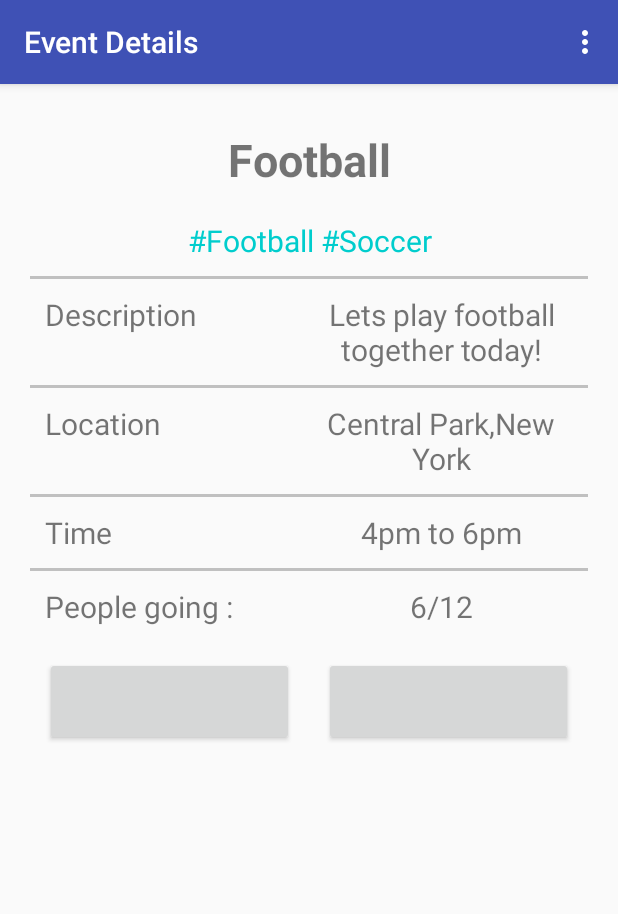
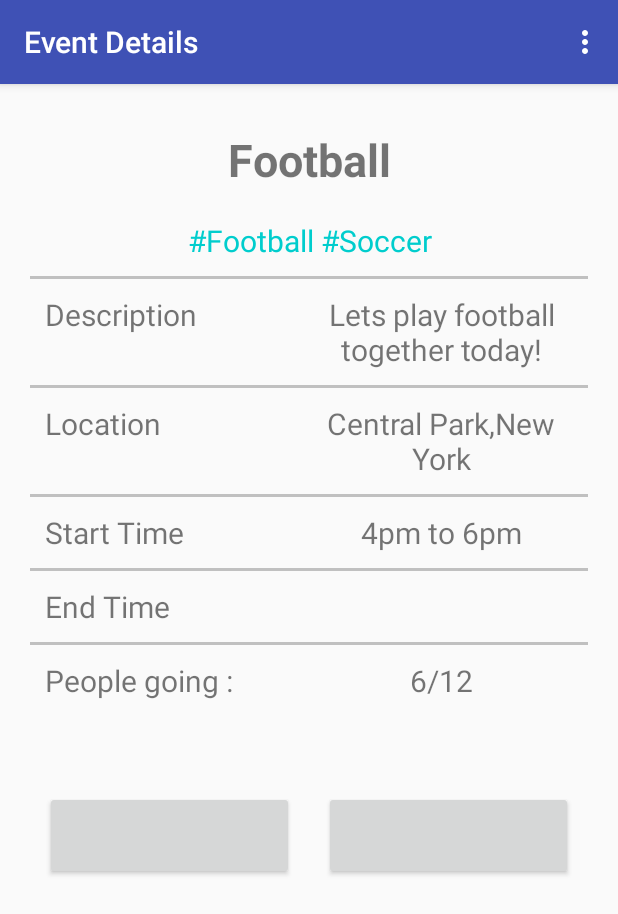
Before and after one commit to shahrushabh1290/TeamUp, an Android app: the EventDescription screen opened directly, with no data from a screen before it, on a phone screen of 412 x 824 dp. Shown: the top 914 px of the screen. Run offline under Robolectric (Android 15) with nearby library versions, the phone set to English and light mode, and no system bars; our stand-ins replace Volley; libraries missing offline, so code that uses them is left out: mehdi.sakout.fancybuttons; plain views replace FancyButton; 15 statements that could not run were skipped.

Commit message:
Join event integrated

```diff
--- a/app/src/main/java/com/teamup/teamup/Event.java
+++ b/app/src/main/java/com/teamup/teamup/Event.java
@@ -72,8 +72,8 @@ public class Event {
             title = eventJson.getString("title");
         }
 
-        if(eventJson.has("locRaw")) {
-            rawLoc = eventJson.getString("locRaw");
+        if(eventJson.has("loc_raw")) {
+            rawLoc = eventJson.getString("loc_raw");
         }
     }
 
--- a/app/src/main/java/com/teamup/teamup/MainActivity.java
+++ b/app/src/main/java/com/teamup/teamup/MainActivity.java
@@ -134,7 +134,10 @@ public class MainActivity extends AppCompatActivity {
                     @Override
                     public void onClick(Card card, View view) {
                         Intent nextActivity = new Intent(MainActivity.this, EventDescription.class);
-                        nextActivity.putExtra("EventVal",eventJson.toString());
+                        Bundle extras = new Bundle();
+                        extras.putString("user_id",userId);
+                        extras.putString("EventVal",eventJson.toString());
+                        nextActivity.putExtras(extras);
                         startActivity(nextActivity);
                     }
                 });
--- a/app/src/main/res/layout/event_description.xml
+++ b/app/src/main/res/layout/event_description.xml
@@ -124,7 +124,7 @@
             android:fontFamily="Verdana"
             android:textSize="20sp"
             android:layout_weight="2"
-            android:text="Time  "/>
+            android:text="Start Time  "/>
 
         <TextView
             android:id="@+id/tv_eventTimeVar"
@@ -140,6 +140,38 @@
         android:layout_width="fill_parent"
         android:layout_height="2dp"
         android:background="#c0c0c0"/>
+
+    <LinearLayout
+        android:layout_width="fill_parent"
+        android:layout_height="wrap_content"
+        android:layout_margin="10dp"
+        android:layout_marginTop="30px"
+        android:weightSum="4">
+        <TextView
+            android:id="@+id/tv_eventEndTime"
+            android:layout_width="fill_parent"
+            android:layout_height="wrap_content"
+            android:fontFamily="Verdana"
+            android:textSize="20sp"
+            android:layout_weight="2"
+            android:text="End Time  "/>
+
+        <TextView
+            android:id="@+id/tv_eventEndTimeVar"
+            android:layout_width="fill_parent"
+            android:layout_height="wrap_content"
+            android:fontFamily="Verdana"
+            android:textSize="20sp"
+            android:gravity="center"
+            android:layout_weight="2"
+            android:text=""/>
+    </LinearLayout>
+    <View
+        android:layout_width="fill_parent"
+        android:layout_height="2dp"
+        android:background="#c0c0c0"/>
+
+
     <LinearLayout
         android:layout_width="fill_parent"
         android:layout_height="wrap_content"
@@ -169,10 +201,13 @@
     <LinearLayout
         android:layout_width="match_parent"
         android:layout_height="wrap_content"
+        android:layout_marginTop="20dp"
+        android:layout_marginBottom="20dp"
         android:weightSum="2">
     <LinearLayout
         android:layout_width="fill_parent"
         android:layout_height="wrap_content"
+        android:layout_gravity="center_vertical"
         android:layout_weight="1">
         <mehdi.sakout.fancybuttons.FancyButton
             android:id="@+id/btn_joinEvent"
@@ -184,6 +219,7 @@
             android:paddingTop="10dp"
             android:layout_gravity="center"
             android:layout_margin="10dp"
+            android:layout_marginTop="30dp"
             fancy:fb_borderColor="#FFFFFF"
             fancy:fb_borderWidth="1dp"
             fancy:fb_defaultColor="#7ab800"
@@ -200,6 +236,8 @@
     <LinearLayout
         android:layout_width="fill_parent"
         android:layout_height="wrap_content"
+        android:layout_marginTop="20dp"
+        android:layout_marginBottom="20dp"
         android:layout_weight="1">
         <mehdi.sakout.fancybuttons.FancyButton
             android:id="@+id/btn_leaveEvent"
@@ -211,6 +249,7 @@
             android:paddingTop="10dp"
             android:layout_gravity="center"
             android:layout_margin="10dp"
+            android:layout_marginTop="30dp"
             fancy:fb_borderColor="#FFFFFF"
             fancy:fb_borderWidth="1dp"
             fancy:fb_defaultColor="#673AB7"
--- a/app/src/main/res/layout/update_interests.xml
+++ b/app/src/main/res/layout/update_interests.xml
@@ -1,4 +1,8 @@
 <?xml version="1.0" encoding="utf-8"?>
+<ScrollView xmlns:android="http://schemas.android.com/apk/res/android"
+    android:layout_width="fill_parent"
+    android:layout_height="fill_parent" >
+
 <LinearLayout xmlns:android="http://schemas.android.com/apk/res/android"
     xmlns:fancy="http://schemas.android.com/apk/res-auto"
     android:orientation="vertical"
@@ -73,3 +77,4 @@
         android:layout_marginBottom="67dp" />
 
 </LinearLayout>
+</ScrollView>
```
Also changed, not shown: app/src/main/java/com/teamup/teamup/CreateEvent.java (+10 -3 lines), app/src/main/java/com/teamup/teamup/EventDescription.java (+97 -9 lines).
